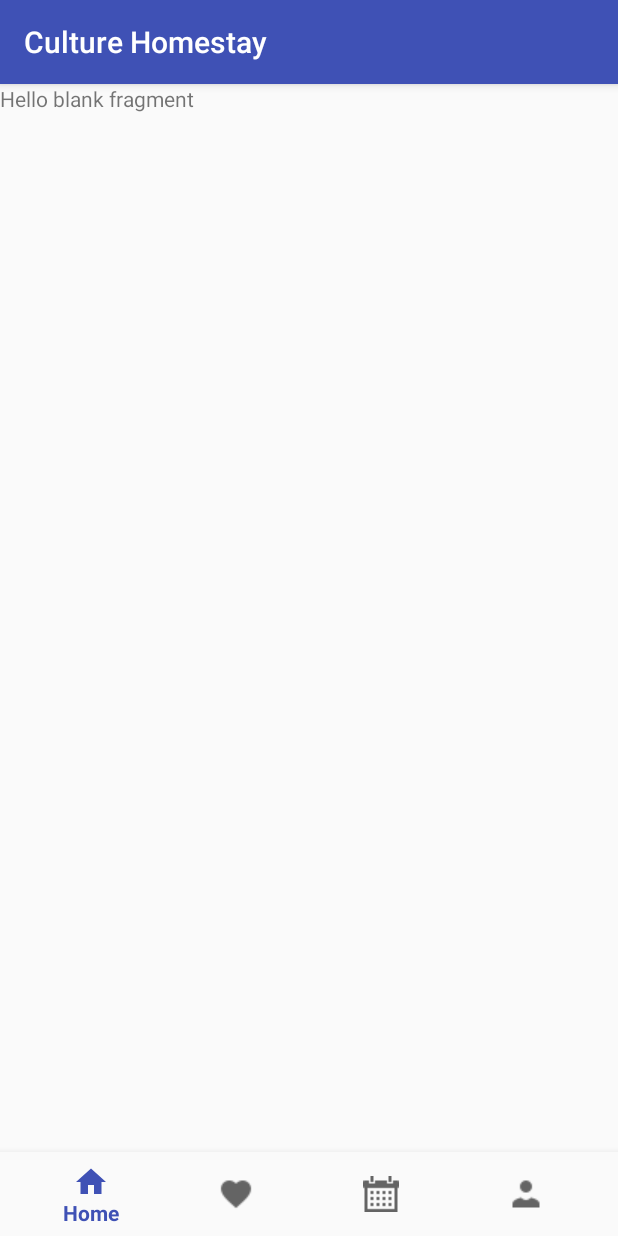
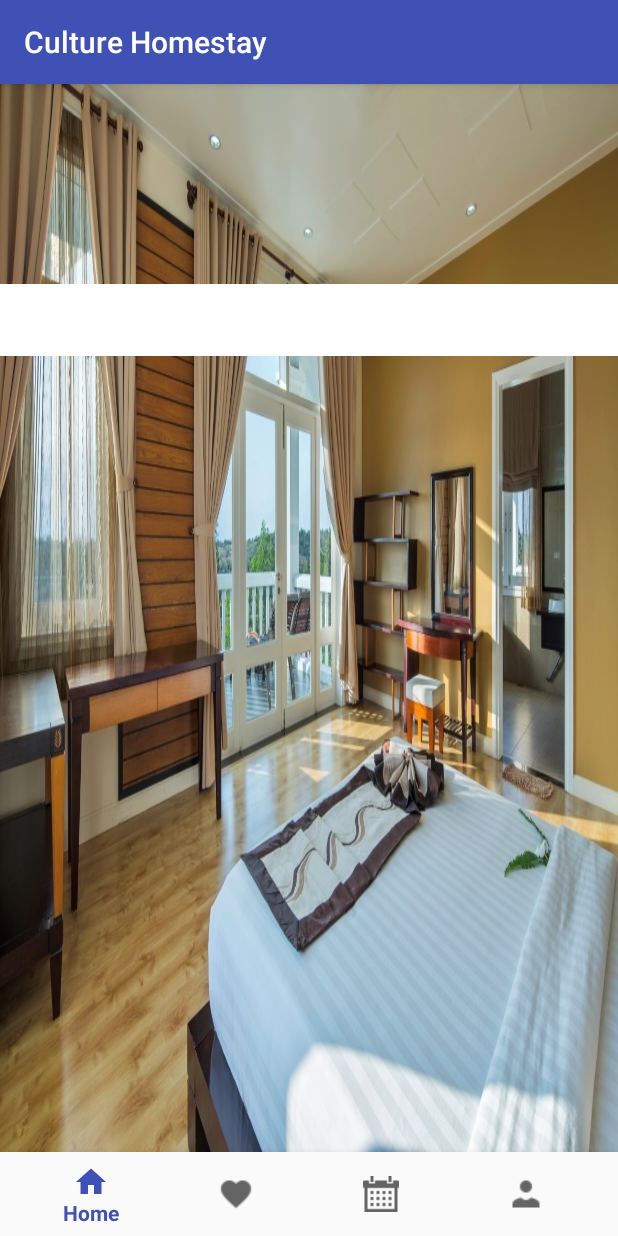
Before and after one commit to ducviet696/cultureHomeBooking, an Android app: the screen it shows after launch (MainActivity), on a phone screen of 412 x 824 dp. Run offline under Robolectric (Android 15) with nearby library versions, the light colour scheme and no system bars; our stand-ins replace ButterKnife; libraries missing offline, so code that uses them is left out: com.facebook.

Commit message:
create drawable-border
create drawable-border

```diff
--- /dev/null
+++ b/app/src/main/res/drawable/border.xml
@@ -0,0 +1,6 @@
+<?xml version="1.0" encoding="utf-8"?>
+<shape xmlns:android="http://schemas.android.com/apk/res/android">
+<gradient
+    android:startColor="#ffffff"
+    android:endColor="#ffffff"/>
+</shape>
--- a/app/src/main/res/layout/fragment_home.xml
+++ b/app/src/main/res/layout/fragment_home.xml
@@ -3,12 +3,25 @@
     xmlns:tools="http://schemas.android.com/tools"
     android:layout_width="match_parent"
     android:layout_height="match_parent"
-    tools:context=".fragments.main.HomeFragment">
+    tools:context=".fragments.main.HomeFragment"
+    android:background="@drawable/homestay">
 
     <!-- TODO: Update blank fragment layout -->
-    <TextView
+    <ScrollView
         android:layout_width="match_parent"
-        android:layout_height="match_parent"
-        android:text="@string/hello_blank_fragment" />
+        android:layout_height="match_parent">
 
+
+        <LinearLayout
+            android:orientation="vertical"
+            android:layout_width="1000px"
+            android:layout_height="wrap_content"
+            android:background="@drawable/border"
+            android:layout_marginTop="200px"
+            android:layout_gravity="center_horizontal">
+            <SearchView
+                android:layout_width="wrap_content"
+                android:layout_height="match_parent"></SearchView>
+        </LinearLayout>
+    </ScrollView>
 </FrameLayout>
```
